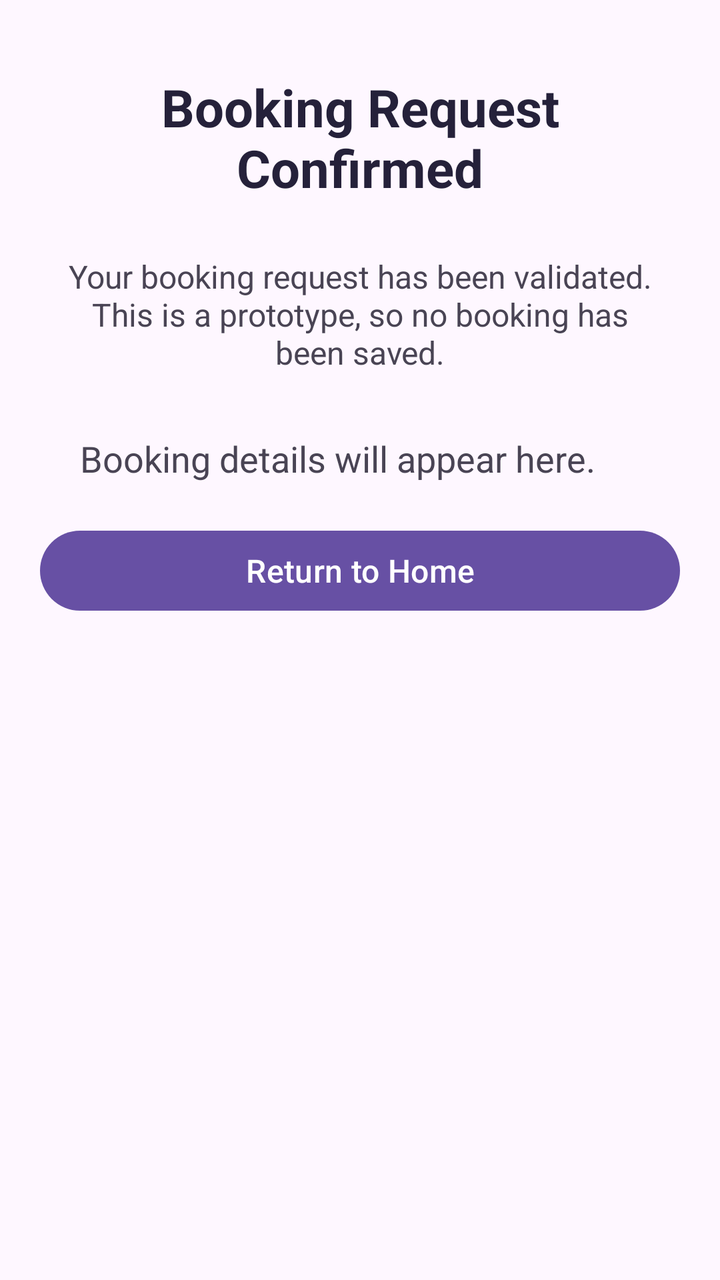
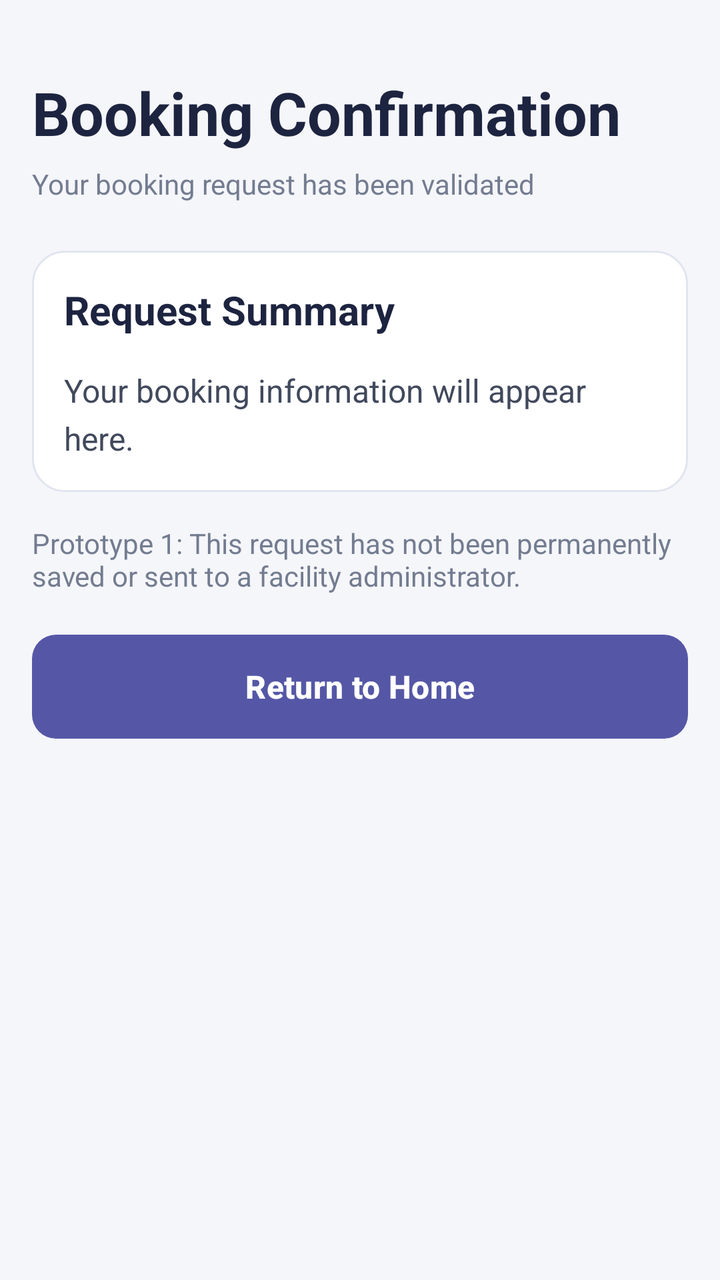

Two renders of the same Android screen: before a commit and after it. Below are the layout's source before the change and the commit's diff.
<!-- AndroidManifest.xml: application theme Theme.CommunitySpaceBooking -->
<!-- res/layout/activity_booking_confirmation.xml -->
<?xml version="1.0" encoding="utf-8"?>
<ScrollView
    xmlns:android="http://schemas.android.com/apk/res/android"
    android:layout_width="match_parent"
    android:layout_height="match_parent"
    android:fillViewport="true">

    <LinearLayout
        android:layout_width="match_parent"
        android:layout_height="wrap_content"
        android:orientation="vertical"
        android:padding="20dp">

        <TextView
            style="@style/AppScreenTitle"
            android:layout_width="match_parent"
            android:layout_height="wrap_content"
            android:text="Booking Request Confirmed" />

        <TextView
            style="@style/AppBodyText"
            android:layout_width="match_parent"
            android:layout_height="wrap_content"
            android:gravity="center"
            android:text="Your booking request has been validated. This is a prototype, so no booking has been saved." />

        <TextView
            android:id="@+id/txtConfirmationDetails"
            style="@style/AppBodyText"
            android:layout_width="match_parent"
            android:layout_height="wrap_content"
            android:padding="20dp"
            android:text="Booking details will appear here."
            android:textSize="18sp" />

        <Button
            android:id="@+id/btnConfirmationHome"
            style="@style/AppPrimaryButton"
            android:layout_width="match_parent"
            android:layout_height="wrap_content"
            android:text="Return to Home" />

    </LinearLayout>

</ScrollView>
<!-- resources referenced by this layout -->
<resources>
  <style name="AppBodyText">
          <item name="android:textSize">16sp</item>
          <item name="android:textColor">#494454</item>
          <item name="android:padding">10dp</item>
      </style>
  <style name="AppPrimaryButton">
          <item name="android:textAllCaps">false</item>
          <item name="android:textSize">16sp</item>
          <item name="android:minHeight">48dp</item>
      </style>
  <style name="AppScreenTitle">
          <item name="android:textSize">26sp</item>
          <item name="android:textStyle">bold</item>
          <item name="android:textColor">#25213A</item>
          <item name="android:gravity">center</item>
          <item name="android:padding">16dp</item>
      </style>
  <style name="Theme.CommunitySpaceBooking" parent="Base.Theme.CommunitySpaceBooking" />
  <style name="Base.Theme.CommunitySpaceBooking" parent="Theme.Material3.DayNight.NoActionBar">
          
          
      </style>
</resources>

<!-- the commit's change to res/layout/activity_booking_confirmation.xml (unified diff, before → after) -->
@@ -1,45 +1,76 @@
 <?xml version="1.0" encoding="utf-8"?>
-<ScrollView
-    xmlns:android="http://schemas.android.com/apk/res/android"
+<ScrollView xmlns:android="http://schemas.android.com/apk/res/android"
     android:layout_width="match_parent"
     android:layout_height="match_parent"
+    android:background="@color/app_background"
     android:fillViewport="true">
 
     <LinearLayout
         android:layout_width="match_parent"
         android:layout_height="wrap_content"
         android:orientation="vertical"
-        android:padding="20dp">
+        android:padding="16dp">
 
         <TextView
-            style="@style/AppScreenTitle"
             android:layout_width="match_parent"
             android:layout_height="wrap_content"
-            android:text="Booking Request Confirmed" />
+            android:layout_marginTop="20dp"
+            android:text="Booking Confirmation"
+            android:textColor="@color/app_heading"
+            android:textSize="30sp"
+            android:textStyle="bold" />
 
         <TextView
-            style="@style/AppBodyText"
             android:layout_width="match_parent"
             android:layout_height="wrap_content"
-            android:gravity="center"
-            android:text="Your booking request has been validated. This is a prototype, so no booking has been saved." />
+            android:layout_marginTop="6dp"
+            android:layout_marginBottom="24dp"
+            android:text="Your booking request has been validated"
+            android:textColor="@color/app_muted"
+            android:textSize="14sp" />
+
+        <LinearLayout
+            android:layout_width="match_parent"
+            android:layout_height="wrap_content"
+            android:background="@drawable/bg_facility_card"
+            android:orientation="vertical"
+            android:padding="16dp">
+
+            <TextView
+                android:layout_width="match_parent"
+                android:layout_height="wrap_content"
+                android:text="Request Summary"
+                android:textColor="@color/app_heading"
+                android:textSize="20sp"
+                android:textStyle="bold" />
+
+            <TextView
+                android:id="@+id/txtConfirmationDetails"
+                android:layout_width="match_parent"
+                android:layout_height="wrap_content"
+                android:layout_marginTop="16dp"
+                android:text="Your booking information will appear here."
+                android:textColor="@color/app_text"
+                android:textSize="16sp"
+                android:lineSpacingExtra="5dp" />
+
+        </LinearLayout>
 
         <TextView
-            android:id="@+id/txtConfirmationDetails"
-            style="@style/AppBodyText"
             android:layout_width="match_parent"
             android:layout_height="wrap_content"
-            android:padding="20dp"
-            android:text="Booking details will appear here."
-            android:textSize="18sp" />
+            android:layout_marginTop="16dp"
+            android:text="Prototype 1: This request has not been permanently saved or sent to a facility administrator."
+            android:textColor="@color/app_muted"
+            android:textSize="14sp" />
 
         <Button
             android:id="@+id/btnConfirmationHome"
             style="@style/AppPrimaryButton"
             android:layout_width="match_parent"
             android:layout_height="wrap_content"
+            android:layout_marginTop="20dp"
             android:text="Return to Home" />
 
     </LinearLayout>
-
 </ScrollView>
<!-- resource entries referenced after the edit -->
@@ -1,26 +1,42 @@
 <!-- resources referenced by this layout -->
 <resources>
-  <style name="AppBodyText">
-          <item name="android:textSize">16sp</item>
-          <item name="android:textColor">#494454</item>
-          <item name="android:padding">10dp</item>
-      </style>
+  <color name="app_background">#F5F6FA</color>
+  <color name="app_heading">#1D2440</color>
+  <color name="app_muted">#737C90</color>
+  <color name="app_text">#41495C</color>
+  <!-- drawable bg_facility_card (drawable) -->
+  <?xml version="1.0" encoding="utf-8"?>
+  <shape xmlns:android="http://schemas.android.com/apk/res/android" android:shape="rectangle"><solid android:color="@color/app_surface"/><corners android:radius="16dp"/><stroke android:width="1dp" android:color="@color/app_border"/></shape>
   <style name="AppPrimaryButton">
+          <item name="android:background">@drawable/bg_primary_button</item>
+          <item name="backgroundTint">@null</item>
+          <item name="android:backgroundTint">@null</item>
+          <item name="android:textColor">@color/white</item>
           <item name="android:textAllCaps">false</item>
           <item name="android:textSize">16sp</item>
-          <item name="android:minHeight">48dp</item>
-      </style>
-  <style name="AppScreenTitle">
-          <item name="android:textSize">26sp</item>
           <item name="android:textStyle">bold</item>
-          <item name="android:textColor">#25213A</item>
-          <item name="android:gravity">center</item>
-          <item name="android:padding">16dp</item>
+          <item name="android:minHeight">52dp</item>
+          <item name="android:layout_marginTop">8dp</item>
+          <item name="android:layout_marginBottom">8dp</item>
       </style>
   <style name="Theme.CommunitySpaceBooking" parent="Base.Theme.CommunitySpaceBooking" />
+  <color name="app_surface">#FFFFFF</color>
+  <color name="app_border">#E1E5EF</color>
+  <!-- drawable bg_primary_button (drawable) -->
+  <?xml version="1.0" encoding="utf-8"?>
+  <shape xmlns:android="http://schemas.android.com/apk/res/android"
+      android:shape="rectangle">
+  
+      <solid android:color="@color/app_primary" />
+  
+      <corners android:radius="12dp" />
+  
+  </shape>
+  <color name="white">#FFFFFFFF</color>
   <style name="Base.Theme.CommunitySpaceBooking" parent="Theme.Material3.DayNight.NoActionBar">
           
           
       </style>
+  <color name="app_primary">#5557A6</color>
 </resources>
 
